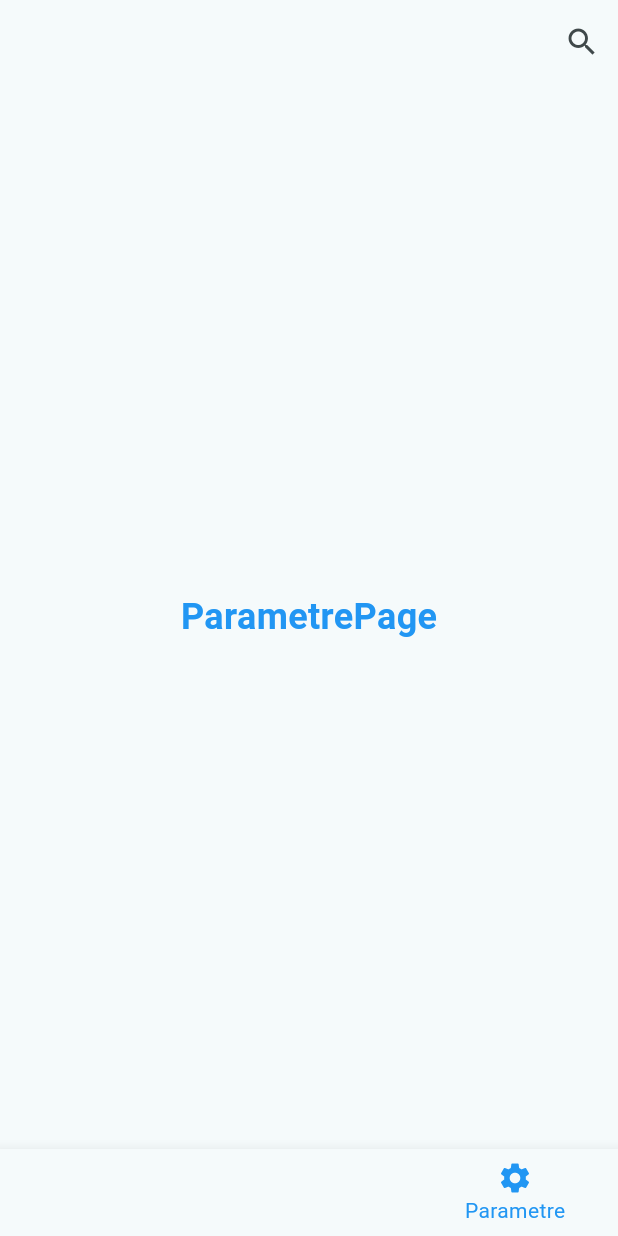
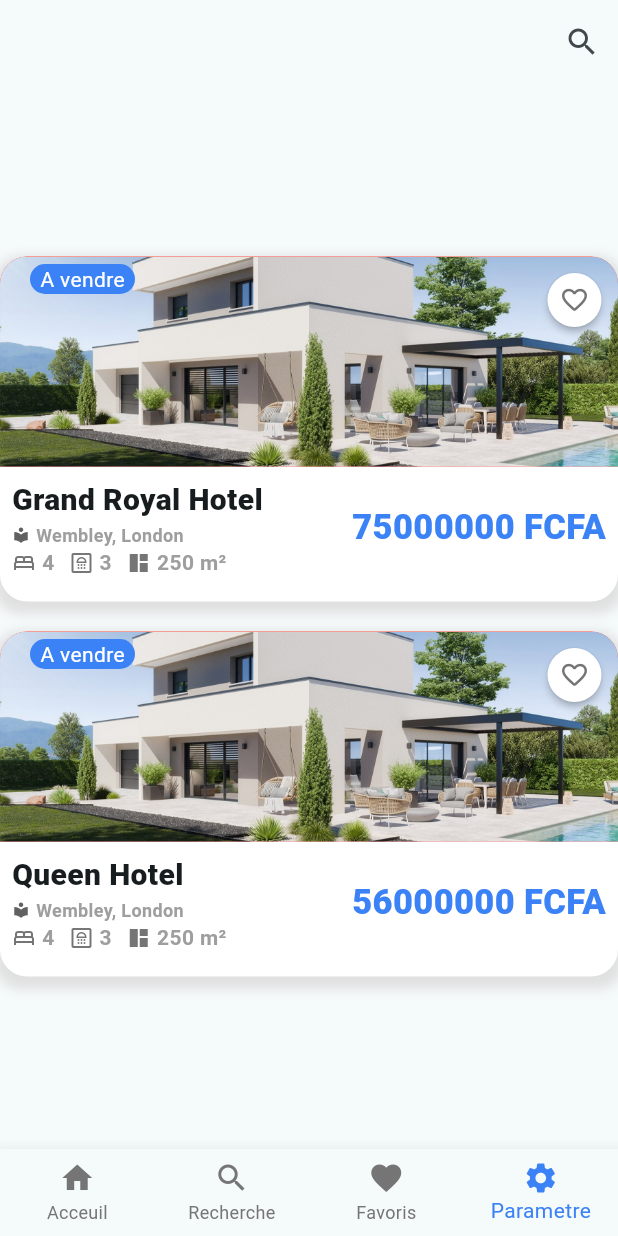
Before and after one commit to pololosky/ImmoTogo, a Flutter app: the screen it shows after launch, item 4 of the bottom bar chosen, on a phone screen of 412 x 824 dp. Run offline on Flutter 3.47's test engine with Material 3 defaults, Android fonts, the phone set to English and light mode, and no system bars.

Commit message:
mise en place de card

```diff
--- a/frontend/lib/navigationBar.dart
+++ b/frontend/lib/navigationBar.dart
@@ -1,4 +1,5 @@
 import 'package:flutter/material.dart';
+import 'package:frontend/config/colorParams.dart';
 import 'screen/acceuil.dart';
 import 'screen/favoris.dart';
 import 'screen/parametre.dart';
@@ -15,10 +16,10 @@ class _NavigationState extends State<Navigation> {
 
   int _selectedIndex = 0;
 
-  static const List<Widget> _widgetOptions = <Widget>[
-    AcceuilPage(),
-    RecherchePage(),
-    FavorisPage(),
+  static final List<Widget> _widgetOptions = <Widget>[
+    const AcceuilPage(),
+    const RecherchePage(),
+    const FavorisPage(),
     ParametrePage(),
   ];
 
@@ -33,6 +34,11 @@ class _NavigationState extends State<Navigation> {
     return Scaffold(
       body: Center(child: _widgetOptions.elementAt(_selectedIndex)),
       bottomNavigationBar: BottomNavigationBar(
+        selectedItemColor: AppConfig.primaryColor,
+        unselectedItemColor: Colors.grey[600],
+        showUnselectedLabels: true,
+        // c'est sa qui empeche les icon selectionner de bouger
+        type: BottomNavigationBarType.fixed,
         items: const <BottomNavigationBarItem>[
 
           BottomNavigationBarItem(
@@ -59,7 +65,6 @@ class _NavigationState extends State<Navigation> {
 
         ],
         currentIndex: _selectedIndex,
-        selectedItemColor: Colors.blue,
         onTap: _onItemTapped,
       ),
     );
--- a/frontend/lib/screen/parametre.dart
+++ b/frontend/lib/screen/parametre.dart
@@ -1,8 +1,28 @@
 import 'package:flutter/material.dart';
+import 'package:frontend/screen/widget/appartCard.dart';
 
 class ParametrePage extends StatelessWidget {
-  const ParametrePage({super.key});
-
+  ParametrePage({super.key});
+  final List homesList = [
+    {
+      'title': 'Grand Royal Hotel',
+      'adresse': 'Wembley, London',
+      'chambre':4,
+      'toilette':3,
+      'surface':250,
+      'image': 'assets/villa01.jpg',
+      'prix': 75000000,
+    },
+    {
+      'title': 'Queen Hotel',
+      'adresse': 'Wembley, London',
+      'chambre':4,
+      'toilette':3,
+      'surface':250,
+      'image': 'assets/villa01.jpg',
+      'prix': 56000000,
+    },
+  ];
   @override
   Widget build(BuildContext context) {
     return Scaffold(
@@ -11,14 +31,17 @@ class ParametrePage extends StatelessWidget {
       ),
 
       body: Center(
-        child: const Text(
-          'ParametrePage',
-          style: TextStyle(
-            fontSize: 24,
-            fontWeight: FontWeight.bold,
-            color: Colors.blue,
+        child: SingleChildScrollView(
+          child: Column(
+            children: [
+              Column(
+            children: homesList.map((home) {
+              return HomeCards(home);
+            }).toList(),
           ),
-        ),
+            ],
+          ),
+        )
       ),
     );
   }
--- a/frontend/lib/screen/widget/appartCard.dart
+++ b/frontend/lib/screen/widget/appartCard.dart
@@ -0,0 +1,199 @@
+import 'package:flutter/material.dart';
+import 'package:frontend/config/colorParams.dart';
+
+// pour les cartes d'hotels
+class HomeCards extends StatelessWidget {
+  final Map homeData;
+  HomeCards(this.homeData);
+  @override
+  Widget build(BuildContext context) {
+    return Container(
+      margin: EdgeInsets.fromLTRB(0, 10, 0, 10),
+      height: 230,
+      // si le contenu du child est vide continue d'afficher
+      width: double.infinity,
+      decoration: BoxDecoration(
+        color: Colors.white,
+        borderRadius: BorderRadius.all(Radius.circular(18)),
+        boxShadow: [
+          BoxShadow(
+            color: Colors.grey.shade300,
+            spreadRadius: 4,
+            blurRadius: 6,
+            offset: Offset(0, 4),
+          ),
+        ],
+      ),
+      child: Column(
+        children: [
+          Container(
+            height: 140,
+            decoration: BoxDecoration(
+              color: Colors.red,
+              image: DecorationImage(
+                image: AssetImage(homeData['image']),
+                // pour que l'image prenne toute la place assignéé
+                fit: BoxFit.cover,
+              ),
+              borderRadius: BorderRadius.only(
+                topLeft: Radius.circular(18),
+                topRight: Radius.circular(18),
+              ),
+            ),
+            child: Stack(
+              children: [
+                Positioned(
+                  top: 5,
+                  right: -15,
+                  child: MaterialButton(
+                    onPressed: () {},
+                    color: Colors.white,
+                    shape: CircleBorder(),
+                    child: Icon(
+                      Icons.favorite_outline_rounded,
+                      size: 20,
+                      color: Colors.grey[600],
+                    ),
+                  ),
+                ),
+                Positioned(
+                  top: 5,
+                  left: 20,
+                  child: Container(
+                    height: 20,
+                    width: 70,
+
+                    decoration: BoxDecoration(
+                      color: AppConfig.primaryColor,
+                      borderRadius: BorderRadius.circular(20),
+                    ),
+                    child: Center(
+                      child: Text(
+                        "A vendre",
+                        style: TextStyle(color: Colors.white),
+                      ),
+                    ),
+                  ),
+                ),
+              ],
+            ),
+          ),
+          Container(
+            padding: EdgeInsets.all(8),
+            child: Row(
+              mainAxisAlignment: MainAxisAlignment.spaceBetween,
+              children: [
+                Column(
+                  crossAxisAlignment: CrossAxisAlignment.start,
+                  children: [
+                    Text(
+                      homeData['title'],
+                      style: TextStyle(
+                        fontSize: 20,
+                        fontWeight: FontWeight.w800,
+                      ),
+                    ),
+                    Row(
+                      children: [
+                        Icon(
+                          Icons.local_library,
+                          size: 12,
+                          color: Colors.grey[700],
+                        ),
+                        SizedBox(width: 4),
+                        Text(
+                          homeData['adresse'],
+                          style: TextStyle(
+                            fontSize: 12,
+                            fontWeight: FontWeight.w600,
+                            color: Colors.grey[500],
+                          ),
+                        ),
+                      ],
+                    ),
+                    Row(
+                      children: [
+                        // 01
+                        Row(
+                          children: [
+                            Icon(
+                              Icons.bed_outlined,
+                              color: Colors.grey[600],
+                              size: 16,
+                            ),
+                            SizedBox(width: 4),
+                            Text(
+                              homeData['chambre'].toString(),
+                              style: TextStyle(
+                                fontSize: 14,
+                                fontWeight: FontWeight.w600,
+                                color: Colors.grey[500],
+                              ),
+                            ),
+                          ],
+                        ),
+                        //02
+                        SizedBox(width: 10),
+                        Row(
+                          children: [
+                            Icon(
+                              Icons.bathroom_outlined,
+                              color: Colors.grey[600],
+                              size: 16,
+                            ),
+                            SizedBox(width: 4),
+                            Text(
+                              homeData['toilette'].toString(),
+                              style: TextStyle(
+                                fontSize: 14,
+                                fontWeight: FontWeight.w600,
+                                color: Colors.grey[500],
+                              ),
+                            ),
+                          ],
+                        ),
+                        //03
+                        SizedBox(width: 10),
+                        Row(
+                          children: [
+                            Icon(
+                              Icons.space_dashboard_sharp,
+                              color: Colors.grey[600],
+                              size: 16,
+                            ),
+                            SizedBox(width: 4),
+                            Text(
+                              homeData['surface'].toString() + " m²",
+                              style: TextStyle(
+                                fontSize: 14,
+                                fontWeight: FontWeight.w600,
+                                color: Colors.grey[500],
+                              ),
+                            ),
+                          ],
+                        ),
+                      ],
+                    ),
+                  ],
+                ),
+                Column(
+                  crossAxisAlignment: CrossAxisAlignment.end,
+                  children: [
+                    Text(
+                      homeData['prix'].toString() + " FCFA",
+                      style: TextStyle(
+                        fontSize: 23,
+                        fontWeight: FontWeight.w800,
+                        color: AppConfig.primaryColor,
+                      ),
+                    ),
+                  ],
+                ),
+              ],
+            ),
+          ),
+        ],
+      ),
+    );
+  }
+}
```
Also changed, not shown: frontend/pubspec.yaml (+2 -10 lines), frontend/assets/villa01.jpg (added).
